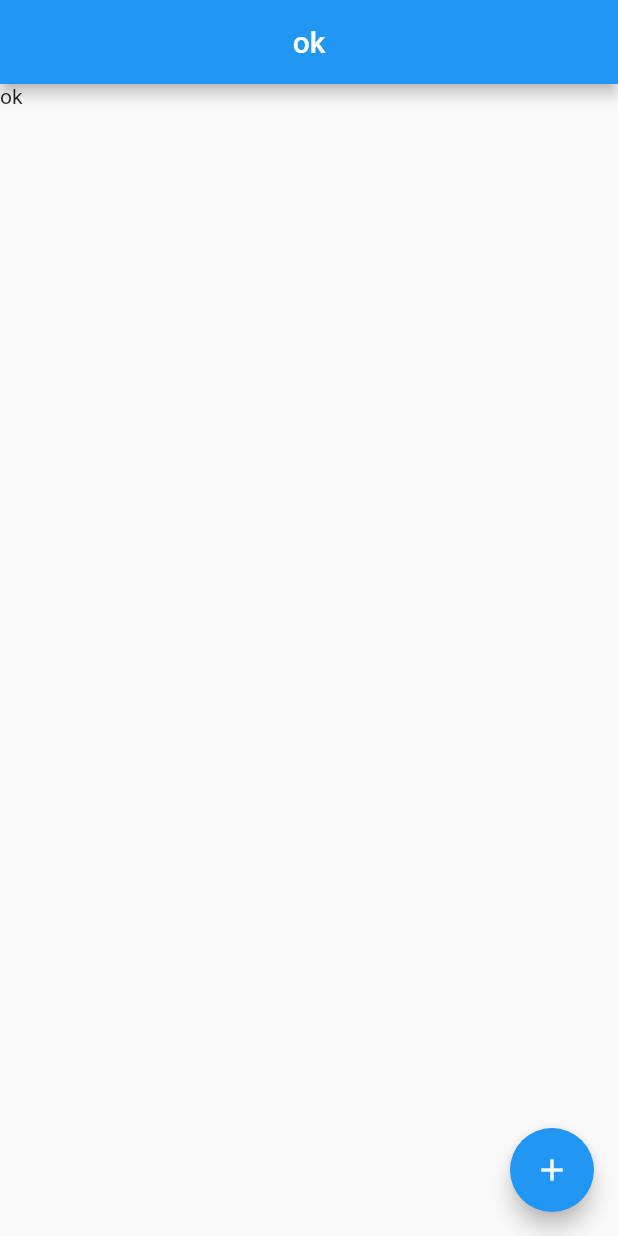
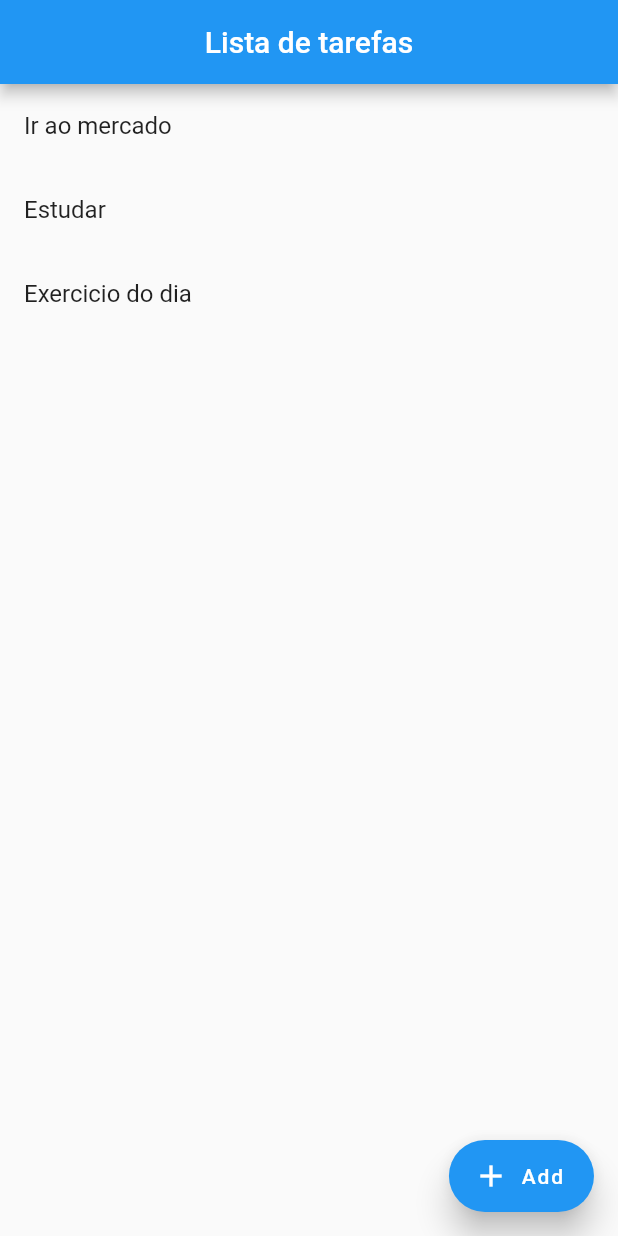
Before and after one commit to brunopfsilva/lista_de_tarefas, a Flutter app: the screen it shows after launch, on a phone screen of 412 x 824 dp. Run offline on Flutter 3.47's test engine with Material 2 defaults, Android fonts, the phone set to English and light mode, and no system bars.

Commit message:
obs listview so esta trabalhando com o Expanded

```diff
--- a/lib/pages/home.page.dart
+++ b/lib/pages/home.page.dart
@@ -6,17 +6,38 @@ class Home extends StatefulWidget {
 }
 
 class _HomeState extends State<Home> {
+  List _listTarefas = ["Ir ao mercado", "Estudar", "Exercicio do dia"];
+
   @override
   Widget build(BuildContext context) {
     return Scaffold(
       appBar: AppBar(
-        title: Text("ok"),
+        title: Text("Lista de tarefas"),
         centerTitle: true,
       ),
-      body: Text("ok"),
-      floatingActionButton: FloatingActionButton(
-        child: Icon(Icons.add),
-        onPressed: (){},
+      body: Column(children: <Widget>[
+        Expanded(
+          child: ListView.builder(
+
+            itemCount: _listTarefas.length,
+            itemBuilder: (context,index){
+              return ListTile(
+                title: Text(_listTarefas[index]),
+              );
+            }
+          ),
+        ),
+      ]),
+      floatingActionButtonLocation: FloatingActionButtonLocation.endFloat,
+      floatingActionButton: FloatingActionButton.extended(
+        //floatingActionButton: FloatingActionButton(
+        // child: Icon(Icons.add),
+        icon: Icon(Icons.add),
+        label: Text("Add"),
+        elevation: 9,
+        onPressed: () {
+          showDialog(context: null);
+        },
       ),
     );
   }
```
